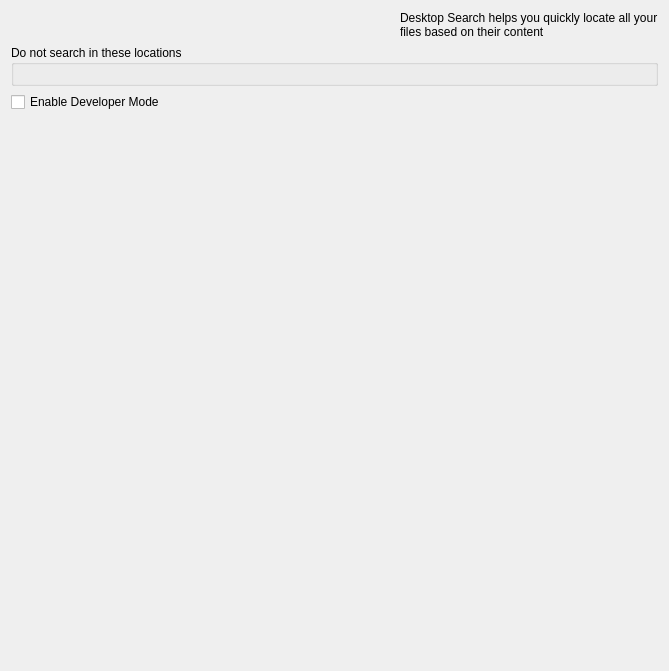
This is src/file/kcm/configwidget.ui in KDE/baloo as Qt 5 draws it before an edit. The edited form follows.
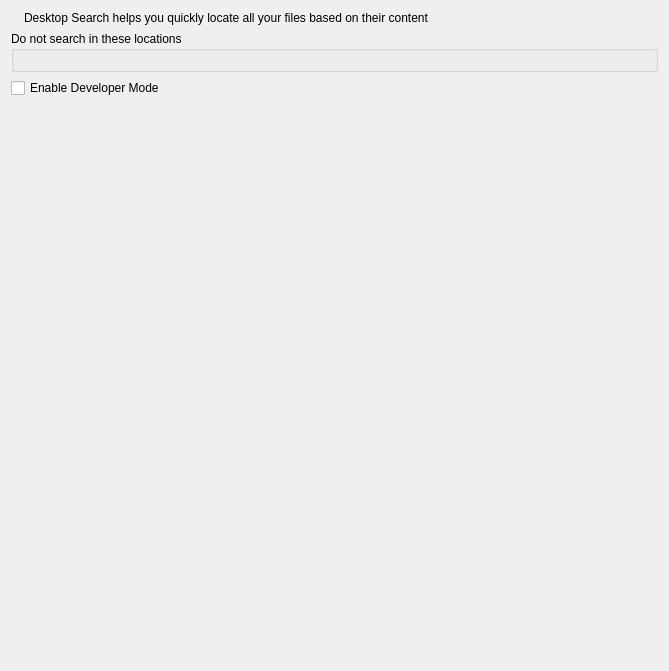
This is the edited form. Custom widgets are drawn as their Qt base class.

Commit message: KCM: Make it look slightly better

The edit to the form file:
```diff
--- a/src/file/kcm/configwidget.ui
+++ b/src/file/kcm/configwidget.ui
@@ -24,7 +24,7 @@
      <item>
       <widget class="QLabel" name="m_mainLabel">
        <property name="sizePolicy">
-        <sizepolicy hsizetype="Maximum" vsizetype="Preferred">
+        <sizepolicy hsizetype="Expanding" vsizetype="Preferred">
          <horstretch>0</horstretch>
          <verstretch>0</verstretch>
         </sizepolicy>
```
The commit also changes 1 other file.
